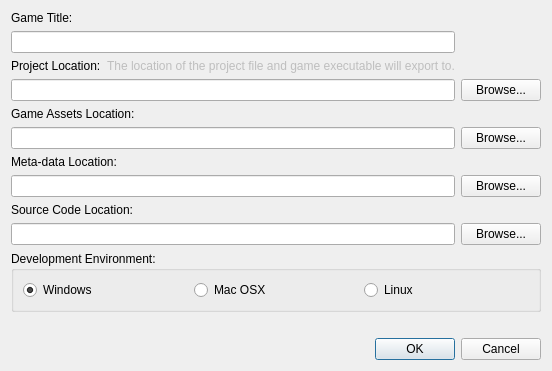
Before: the Qt Designer form DesignerTool/src/DlgNewProject.ui in GameOverture/HarmonyEngine, drawn with Qt 5.
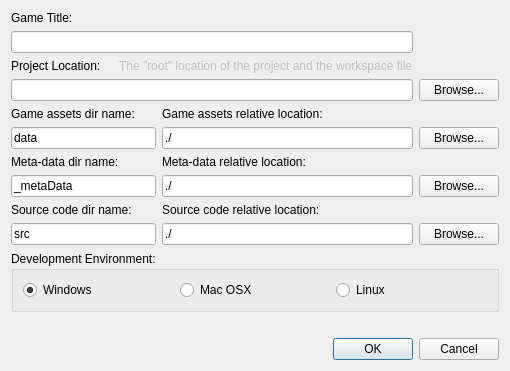
After: the same form once the commit is applied.

Commit message: GUI project file under works - still needs generation and loading done for it

Diff of the .ui file:
```diff
--- a/DesignerTool/src/DlgNewProject.ui
+++ b/DesignerTool/src/DlgNewProject.ui
@@ -6,8 +6,8 @@
    <rect>
     <x>0</x>
     <y>0</y>
-    <width>543</width>
-    <height>357</height>
+    <width>510</width>
+    <height>365</height>
    </rect>
   </property>
   <property name="windowTitle">
@@ -22,23 +22,74 @@
   <layout class="QHBoxLayout" name="horizontalLayout_2">
    <item>
     <layout class="QGridLayout" name="gridLayout">
-     <item row="4" column="0">
-      <widget class="QLabel" name="label">
-       <property name="text">
-        <string>Game Assets Location:</string>
-       </property>
-      </widget>
+     <item row="5" column="0">
+      <layout class="QHBoxLayout" name="horizontalLayout_4">
+       <item>
+        <widget class="QLineEdit" name="txtAssetsDirName">
+         <property name="sizePolicy">
+          <sizepolicy hsizetype="Fixed" vsizetype="Fixed">
+           <horstretch>0</horstretch>
+           <verstretch>0</verstretch>
+          </sizepolicy>
+         </property>
+         <property name="minimumSize">
+          <size>
+           <width>145</width>
+           <height>0</height>
+          </size>
+         </property>
+         <property name="text">
+          <string>data</string>
+         </property>
+        </widget>
+       </item>
+       <item>
+        <widget class="QLineEdit" name="txtAssetsLocation">
+         <property name="text">
+          <string>./</string>
+         </property>
+        </widget>
+       </item>
+      </layout>
      </item>
-     <item row="0" column="0">
-      <widget class="QLabel" name="lblGameTitle">
-       <property name="text">
-        <string>Game Title:</string>
-       </property>
-      </widget>
+     <item row="2" column="0">
+      <layout class="QHBoxLayout" name="horizontalLayout_3">
+       <item>
+        <widget class="QLabel" name="lblWorkspaceLocation">
+         <property name="text">
+          <string>Project Location:</string>
+         </property>
+        </widget>
+       </item>
+       <item>
+        <widget class="QLabel" name="label_4">
+         <property name="enabled">
+          <bool>false</bool>
+         </property>
+         <property name="text">
+          <string>The &quot;root&quot; location of the project and the workspace file</string>
+         </property>
+        </widget>
+       </item>
+      </layout>
      </item>
      <item row="1" column="0">
       <widget class="QLineEdit" name="txtGameTitle"/>
      </item>
+     <item row="7" column="1">
+      <widget class="QPushButton" name="btnBrowseMetaData">
+       <property name="text">
+        <string>Browse...</string>
+       </property>
+      </widget>
+     </item>
+     <item row="5" column="1">
+      <widget class="QPushButton" name="btnBrowseAssets">
+       <property name="text">
+        <string>Browse...</string>
+       </property>
+      </widget>
+     </item>
      <item row="3" column="1">
       <widget class="QPushButton" name="btnBrowse">
        <property name="text">
@@ -46,6 +97,23 @@
        </property>
       </widget>
      </item>
+     <item row="3" column="0">
+      <widget class="QLineEdit" name="txtGameLocation">
+       <property name="text">
+        <string/>
+       </property>
+      </widget>
+     </item>
+     <item row="12" column="0" colspan="2">
+      <widget class="QDialogButtonBox" name="buttonBox">
+       <property name="orientation">
+        <enum>Qt::Horizontal</enum>
+       </property>
+       <property name="standardButtons">
+        <set>QDialogButtonBox::Cancel|QDialogButtonBox::Ok</set>
+       </property>
+      </widget>
+     </item>
      <item row="10" column="0" colspan="2">
       <widget class="QGroupBox" name="groupBox">
        <property name="title">
@@ -96,83 +164,165 @@
        </property>
       </widget>
      </item>
-     <item row="12" column="0" colspan="2">
-      <widget class="QDialogButtonBox" name="buttonBox">
-       <property name="orientation">
-        <enum>Qt::Horizontal</enum>
-       </property>
-       <property name="standardButtons">
-        <set>QDialogButtonBox::Cancel|QDialogButtonBox::Ok</set>
-       </property>
-      </widget>
-     </item>
-     <item row="3" column="0">
-      <widget class="QLineEdit" name="txtGameLocation">
-       <property name="text">
-        <string/>
-       </property>
-      </widget>
-     </item>
-     <item row="8" column="0">
-      <widget class="QLabel" name="label_3">
-       <property name="text">
-        <string>Source Code Location:</string>
-       </property>
-      </widget>
-     </item>
-     <item row="5" column="0">
-      <widget class="QLineEdit" name="lineEdit"/>
-     </item>
-     <item row="5" column="1">
-      <widget class="QPushButton" name="btnBrowse_2">
+     <item row="9" column="1">
+      <widget class="QPushButton" name="btnBrowseSource">
        <property name="text">
         <string>Browse...</string>
        </property>
       </widget>
      </item>
-     <item row="6" column="0">
-      <widget class="QLabel" name="label_2">
+     <item row="0" column="0">
+      <widget class="QLabel" name="lblGameTitle">
        <property name="text">
-        <string>Meta-data Location:</string>
+        <string>Game Title:</string>
        </property>
       </widget>
      </item>
+     <item row="4" column="0">
+      <layout class="QHBoxLayout" name="horizontalLayout_5">
+       <item>
+        <widget class="QLabel" name="label">
+         <property name="sizePolicy">
+          <sizepolicy hsizetype="Fixed" vsizetype="Preferred">
+           <horstretch>0</horstretch>
+           <verstretch>0</verstretch>
+          </sizepolicy>
+         </property>
+         <property name="minimumSize">
+          <size>
+           <width>145</width>
+           <height>0</height>
+          </size>
+         </property>
+         <property name="text">
+          <string>Game assets dir name:</string>
+         </property>
+        </widget>
+       </item>
+       <item>
+        <widget class="QLabel" name="label_5">
+         <property name="text">
+          <string>Game assets relative location:</string>
+         </property>
+        </widget>
+       </item>
+      </layout>
+     </item>
      <item row="7" column="0">
-      <widget class="QLineEdit" name="lineEdit_2"/>
+      <layout class="QHBoxLayout" name="horizontalLayout_6">
+       <item>
+        <widget class="QLineEdit" name="txtMetaDataDirName">
+         <property name="sizePolicy">
+          <sizepolicy hsizetype="Fixed" vsizetype="Fixed">
+           <horstretch>0</horstretch>
+           <verstretch>0</verstretch>
+          </sizepolicy>
+         </property>
+         <property name="minimumSize">
+          <size>
+           <width>145</width>
+           <height>0</height>
+          </size>
+         </property>
+         <property name="text">
+          <string>_metaData</string>
+         </property>
+        </widget>
+       </item>
+       <item>
+        <widget class="QLineEdit" name="txtMetaDataLocation">
+         <property name="text">
+          <string>./</string>
+         </property>
+        </widget>
+       </item>
+      </layout>
      </item>
-     <item row="7" column="1">
-      <widget class="QPushButton" name="btnBrowse_3">
-       <property name="text">
-        <string>Browse...</string>
-       </property>
-      </widget>
+     <item row="6" column="0">
+      <layout class="QHBoxLayout" name="horizontalLayout_7">
+       <item>
+        <widget class="QLabel" name="label_2">
+         <property name="sizePolicy">
+          <sizepolicy hsizetype="Fixed" vsizetype="Preferred">
+           <horstretch>0</horstretch>
+           <verstretch>0</verstretch>
+          </sizepolicy>
+         </property>
+         <property name="minimumSize">
+          <size>
+           <width>145</width>
+           <height>0</height>
+          </size>
+         </property>
+         <property name="text">
+          <string>Meta-data dir name:</string>
+         </property>
+        </widget>
+       </item>
+       <item>
+        <widget class="QLabel" name="label_6">
+         <property name="text">
+          <string>Meta-data relative location:</string>
+         </property>
+        </widget>
+       </item>
+      </layout>
+     </item>
+     <item row="8" column="0">
+      <layout class="QHBoxLayout" name="horizontalLayout_8">
+       <item>
+        <widget class="QLabel" name="label_3">
+         <property name="sizePolicy">
+          <sizepolicy hsizetype="Fixed" vsizetype="Preferred">
+           <horstretch>0</horstretch>
+           <verstretch>0</verstretch>
+          </sizepolicy>
+         </property>
+         <property name="minimumSize">
+          <size>
+           <width>145</width>
+           <height>0</height>
+          </size>
+         </property>
+         <property name="text">
+          <string>Source code dir name:</string>
+         </property>
+        </widget>
+       </item>
+       <item>
+        <widget class="QLabel" name="label_7">
+         <property name="text">
+          <string>Source code relative location:</string>
+         </property>
+        </widget>
+       </item>
+      </layout>
      </item>
      <item row="9" column="0">
-      <widget class="QLineEdit" name="lineEdit_3"/>
-     </item>
-     <item row="9" column="1">
-      <widget class="QPushButton" name="btnBrowse_4">
-       <property name="text">
-        <string>Browse...</string>
-       </property>
-      </widget>
-     </item>
-     <item row="2" column="0">
-      <layout class="QHBoxLayout" name="horizontalLayout_3">
+      <layout class="QHBoxLayout" name="horizontalLayout_9">
        <item>
-        <widget class="QLabel" name="lblWorkspaceLocation">
+        <widget class="QLineEdit" name="txtSourceDirName">
+         <property name="sizePolicy">
+          <sizepolicy hsizetype="Fixed" vsizetype="Fixed">
+           <horstretch>0</horstretch>
+           <verstretch>0</verstretch>
+          </sizepolicy>
+         </property>
+         <property name="minimumSize">
+          <size>
+           <width>145</width>
+           <height>0</height>
+          </size>
+         </property>
          <property name="text">
-          <string>Project Location:</string>
+          <string>src</string>
          </property>
         </widget>
        </item>
        <item>
-        <widget class="QLabel" name="label_4">
-         <property name="enabled">
-          <bool>false</bool>
-         </property>
+        <widget class="QLineEdit" name="txtSourceLocation">
          <property name="text">
-          <string>The location of the project file and game executable will export to.</string>
+          <string>./</string>
          </property>
         </widget>
        </item>
```
The commit also changes 8 other files.
